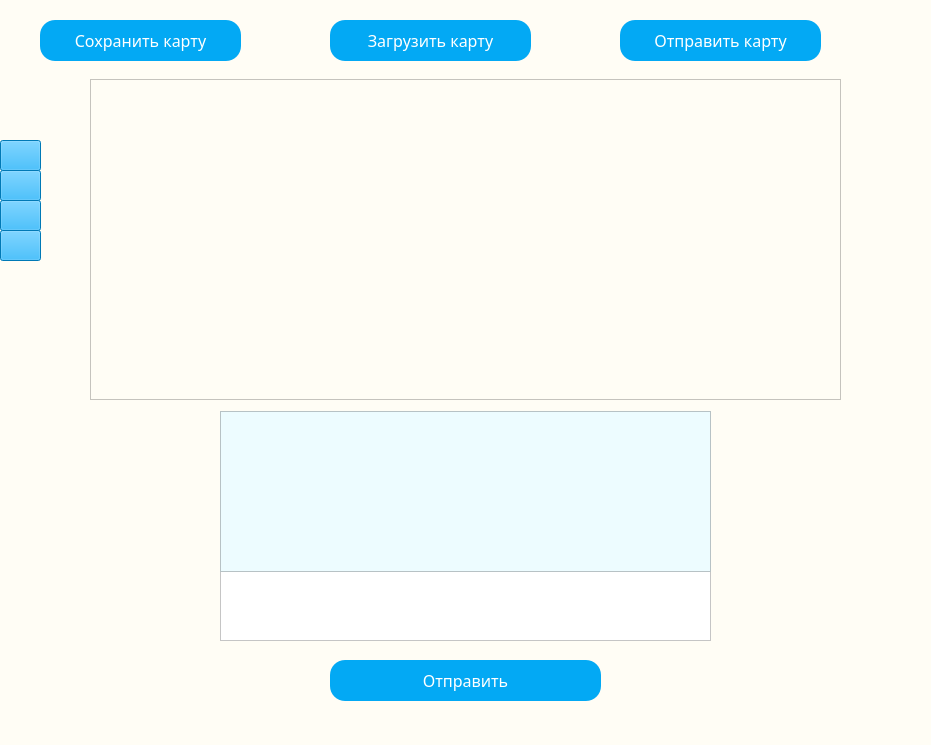
First picture: the form in Roles/admin/design_admin.ui, repository Blinded-by-luck/mil_faculty_app, before the edit.
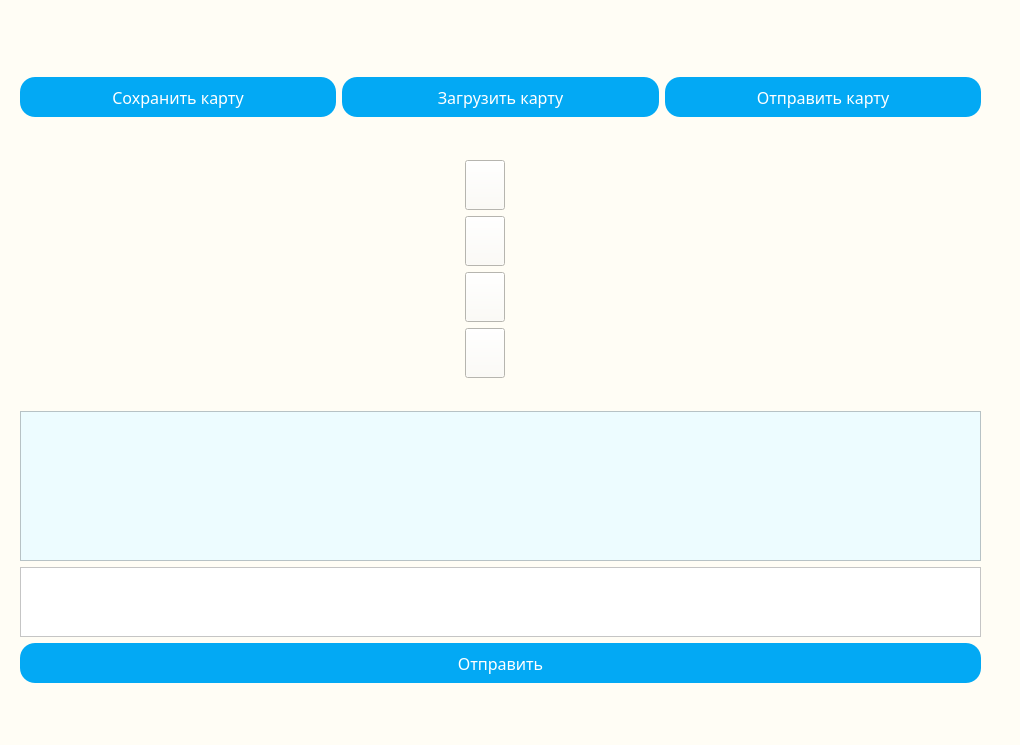
Second picture: the form after the edit. Icons and pictures are not drawn.

The edit to the form file:
```diff
--- a/Roles/admin/design_admin.ui
+++ b/Roles/admin/design_admin.ui
@@ -6,7 +6,7 @@
    <rect>
     <x>0</x>
     <y>0</y>
-    <width>931</width>
+    <width>1020</width>
     <height>745</height>
    </rect>
   </property>
@@ -23,14 +23,103 @@
    <string notr="true">background: #fffdf5;</string>
   </property>
   <widget class="QWidget" name="centralwidget">
+   <widget class="QWidget" name="verticalLayoutWidget_3">
+    <property name="geometry">
+     <rect>
+      <x>0</x>
+      <y>30</y>
+      <width>1001</width>
+      <height>681</height>
+     </rect>
+    </property>
+    <layout class="QVBoxLayout" name="main_layout">
+     <item>
+      <layout class="QHBoxLayout" name="horizontal_up_layout">
+       <property name="leftMargin">
+        <number>20</number>
+       </property>
+       <property name="topMargin">
+        <number>20</number>
+       </property>
+       <property name="rightMargin">
+        <number>20</number>
+       </property>
+       <property name="bottomMargin">
+        <number>10</number>
+       </property>
+       <item>
+        <widget class="QPushButton" name="save_btn">
+         <property name="minimumSize">
+          <size>
+           <width>200</width>
+           <height>40</height>
+          </size>
+         </property>
+         <property name="styleSheet">
+          <string notr="true">QPushButton
+{
+	background: #03a9f4;
+	color: #fff;
+	border-radius: 15px;
+	font-size: 12pt;
+	font-family: Century Gothic, sans-serif;
+}
+
+QPushButton:hover
+{
+    background-color:#64bee8;
+}
+
+QPushButton:pressed
+{
+    background-color:#03a9f4;
+}</string>
+         </property>
+         <property name="text">
+          <string>Сохранить карту</string>
+         </property>
+        </widget>
+       </item>
+       <item>
+        <widget class="QPushButton" name="download_btn">
+         <property name="minimumSize">
+          <size>
+           <width>200</width>
+           <height>40</height>
+          </size>
+         </property>
+         <property name="styleSheet">
+          <string notr="true">QPushButton
+{
+	background: #03a9f4;
+	color: #fff;
+	border-radius: 15px;
+	font-size: 12pt;
+	font-family: Century Gothic, sans-serif;
+}
+
+QPushButton:hover
+{
+    background-color:#64bee8;
+}
+
+QPushButton:pressed
+{
+    background-color:#03a9f4;
+}</string>
+         </property>
+         <property name="text">
+          <string>Загрузить карту</string>
+         </property>
+        </widget>
+       </item>
+       <item>
    <widget class="QPushButton" name="send_btn">
-    <property name="geometry">
-     <rect>
-      <x>620</x>
-      <y>20</y>
-      <width>201</width>
-      <height>41</height>
-     </rect>
+         <property name="minimumSize">
+          <size>
+           <width>200</width>
+           <height>40</height>
+          </size>
     </property>
     <property name="styleSheet">
      <string notr="true">QPushButton
@@ -56,96 +145,35 @@
      <string>Отправить карту</string>
     </property>
    </widget>
-   <widget class="QPlainTextEdit" name="plainTextEdit">
-    <property name="geometry">
-     <rect>
-      <x>220</x>
-      <y>570</y>
-      <width>491</width>
-      <height>71</height>
-     </rect>
-    </property>
-    <property name="styleSheet">
-     <string notr="true">background: white;
-font-size: 12pt;
-font-family: Century Gothic, sans-serif;</string>
-    </property>
-   </widget>
-   <widget class="QPushButton" name="pushButton_2">
-    <property name="geometry">
-     <rect>
-      <x>330</x>
-      <y>660</y>
-      <width>271</width>
-      <height>41</height>
-     </rect>
-    </property>
-    <property name="styleSheet">
-     <string notr="true">QPushButton
-{
-	background: #03a9f4;
-	color: #fff;
-	border-radius: 15px;
-	font-size: 12pt;
-	font-family: Century Gothic, sans-serif;
-}
-
-QPushButton:hover
-{
-    background-color:#64bee8;
-}
-
-QPushButton:pressed
-{
-    background-color:#03a9f4;
-}</string>
-    </property>
-    <property name="text">
-     <string>Отправить</string>
-    </property>
-   </widget>
-   <widget class="QFrame" name="frame">
-    <property name="geometry">
-     <rect>
-      <x>90</x>
-      <y>79</y>
-      <width>751</width>
-      <height>321</height>
-     </rect>
-    </property>
-    <property name="frameShape">
-     <enum>QFrame::StyledPanel</enum>
-    </property>
-    <property name="frameShadow">
-     <enum>QFrame::Raised</enum>
-    </property>
-   </widget>
-   <widget class="QTextBrowser" name="textBrowser">
-    <property name="geometry">
-     <rect>
-      <x>220</x>
-      <y>411</y>
-      <width>491</width>
-      <height>161</height>
-     </rect>
-    </property>
-    <property name="styleSheet">
-     <string notr="true">background: #edfcff;
-font-size: 12pt;
-font-family: Century Gothic, sans-serif;</string>
-    </property>
-   </widget>
+       </item>
+      </layout>
+     </item>
+     <item>
+      <layout class="QHBoxLayout" name="horizontal_med_layout">
+       <property name="rightMargin">
+        <number>20</number>
+       </property>
+       <item>
+        <layout class="QVBoxLayout" name="vertical_med_layout">
+         <property name="rightMargin">
+          <number>10</number>
+         </property>
+         <item>
    <widget class="QPushButton" name="add_computer_btn">
-    <property name="geometry">
-     <rect>
-      <x>0</x>
-      <y>140</y>
-      <width>41</width>
-      <height>31</height>
-     </rect>
+           <property name="minimumSize">
+            <size>
+             <width>40</width>
+             <height>50</height>
+            </size>
+           </property>
+           <property name="maximumSize">
+            <size>
+             <width>40</width>
+             <height>50</height>
+            </size>
     </property>
     <property name="styleSheet">
-     <string notr="true">background-color: rgb(0, 170, 255);</string>
+            <string notr="true"/>
     </property>
     <property name="text">
      <string/>
@@ -161,17 +189,23 @@
      </size>
     </property>
    </widget>
+         </item>
+         <item>
    <widget class="QPushButton" name="add_router_btn">
-    <property name="geometry">
-     <rect>
-      <x>0</x>
-      <y>170</y>
-      <width>41</width>
-      <height>31</height>
-     </rect>
+           <property name="minimumSize">
+            <size>
+             <width>40</width>
+             <height>50</height>
+            </size>
+           </property>
+           <property name="maximumSize">
+            <size>
+             <width>40</width>
+             <height>50</height>
+            </size>
     </property>
     <property name="styleSheet">
-     <string notr="true">background-color: rgb(0, 170, 255);</string>
+            <string notr="true"/>
     </property>
     <property name="text">
      <string/>
@@ -187,17 +221,23 @@
      </size>
     </property>
    </widget>
+         </item>
+         <item>
    <widget class="QPushButton" name="add_commutator_btn">
-    <property name="geometry">
-     <rect>
-      <x>0</x>
-      <y>200</y>
-      <width>41</width>
-      <height>31</height>
-     </rect>
+           <property name="minimumSize">
+            <size>
+             <width>40</width>
+             <height>50</height>
+            </size>
+           </property>
+           <property name="maximumSize">
+            <size>
+             <width>40</width>
+             <height>50</height>
+            </size>
     </property>
     <property name="styleSheet">
-     <string notr="true">background-color: rgb(0, 170, 255);</string>
+            <string notr="true"/>
     </property>
     <property name="text">
      <string/>
@@ -213,17 +253,23 @@
      </size>
     </property>
    </widget>
+         </item>
+         <item>
    <widget class="QPushButton" name="add_arc_btn">
-    <property name="geometry">
-     <rect>
-      <x>0</x>
-      <y>230</y>
-      <width>41</width>
-      <height>31</height>
-     </rect>
+           <property name="minimumSize">
+            <size>
+             <width>40</width>
+             <height>50</height>
+            </size>
+           </property>
+           <property name="maximumSize">
+            <size>
+             <width>40</width>
+             <height>50</height>
+            </size>
     </property>
     <property name="styleSheet">
-     <string notr="true">background-color: rgb(0, 170, 255);</string>
+            <string notr="true"/>
     </property>
     <property name="text">
      <string/>
@@ -239,48 +285,75 @@
      </size>
     </property>
    </widget>
-   <widget class="QPushButton" name="download_btn">
-    <property name="geometry">
-     <rect>
-      <x>330</x>
-      <y>20</y>
-      <width>201</width>
-      <height>41</height>
-     </rect>
-    </property>
+         </item>
+        </layout>
+       </item>
+      </layout>
+     </item>
+     <item>
+      <layout class="QVBoxLayout" name="vertical_down_layout">
+       <property name="leftMargin">
+        <number>20</number>
+       </property>
+       <property name="rightMargin">
+        <number>20</number>
+       </property>
+       <item>
+        <widget class="QTextBrowser" name="textBrowser">
+         <property name="minimumSize">
+          <size>
+           <width>500</width>
+           <height>150</height>
+          </size>
+         </property>
+         <property name="maximumSize">
+          <size>
+           <width>16777215</width>
+           <height>150</height>
+          </size>
+         </property>
     <property name="styleSheet">
-     <string notr="true">QPushButton
-{
-	background: #03a9f4;
-	color: #fff;
-	border-radius: 15px;
-	font-size: 12pt;
-	font-family: Century Gothic, sans-serif;
-}
-
-QPushButton:hover
-{
-    background-color:#64bee8;
-}
-
-QPushButton:pressed
-{
-    background-color:#03a9f4;
-}</string>
-    </property>
-    <property name="text">
-     <string>Загрузить карту</string>
-    </property>
-   </widget>
-   <widget class="QPushButton" name="save_btn">
-    <property name="geometry">
-     <rect>
-      <x>40</x>
-      <y>20</y>
-      <width>201</width>
-      <height>41</height>
-     </rect>
-    </property>
+          <string notr="true">background: #edfcff;
+font-size: 12pt;
+font-family: Century Gothic, sans-serif;</string>
+         </property>
+        </widget>
+       </item>
+       <item>
+        <widget class="QPlainTextEdit" name="plainTextEdit">
+         <property name="minimumSize">
+          <size>
+           <width>500</width>
+           <height>70</height>
+          </size>
+         </property>
+         <property name="maximumSize">
+          <size>
+           <width>16777215</width>
+           <height>70</height>
+          </size>
+         </property>
+         <property name="styleSheet">
+          <string notr="true">background: white;
+font-size: 12pt;
+font-family: Century Gothic, sans-serif;</string>
+         </property>
+        </widget>
+       </item>
+       <item>
+        <widget class="QPushButton" name="pushButton_2">
+         <property name="minimumSize">
+          <size>
+           <width>200</width>
+           <height>40</height>
+          </size>
+         </property>
+         <property name="maximumSize">
+          <size>
+           <width>16777215</width>
+           <height>40</height>
+          </size>
+         </property>
     <property name="styleSheet">
      <string notr="true">QPushButton
 {
@@ -302,8 +375,13 @@
 }</string>
     </property>
     <property name="text">
-     <string>Сохранить карту</string>
-    </property>
+          <string>Отправить</string>
+         </property>
+        </widget>
+       </item>
+      </layout>
+     </item>
+    </layout>
    </widget>
   </widget>
   <widget class="QStatusBar" name="statusbar"/>
```
Lines whose indentation alone changed are shown as unchanged.
